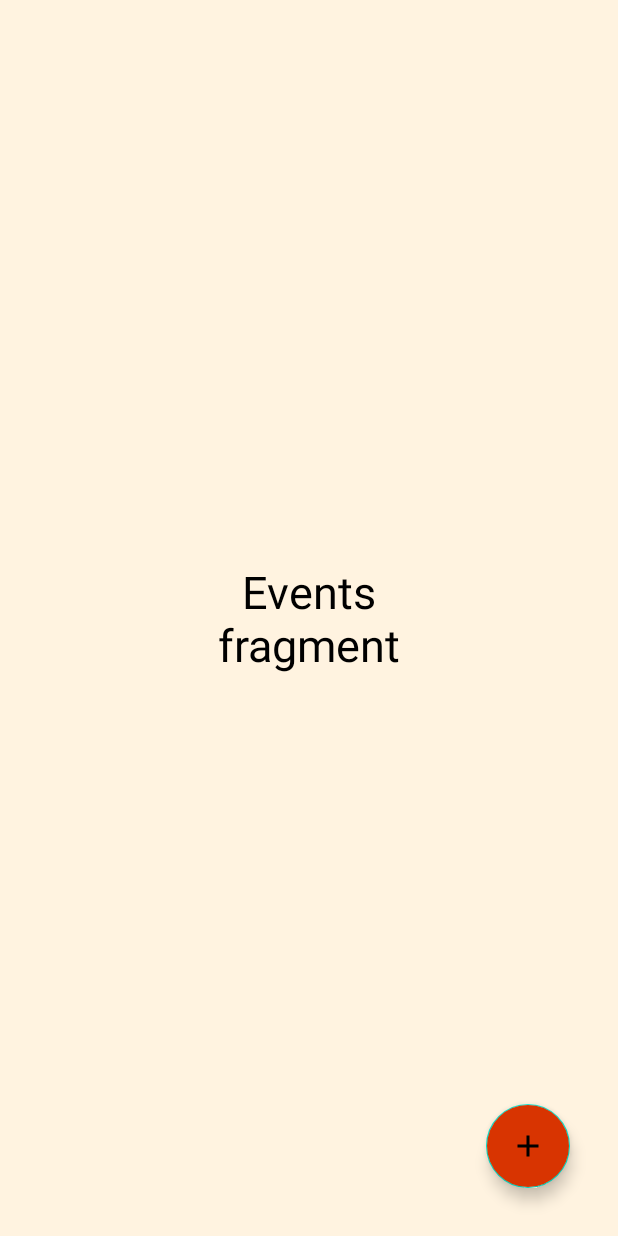
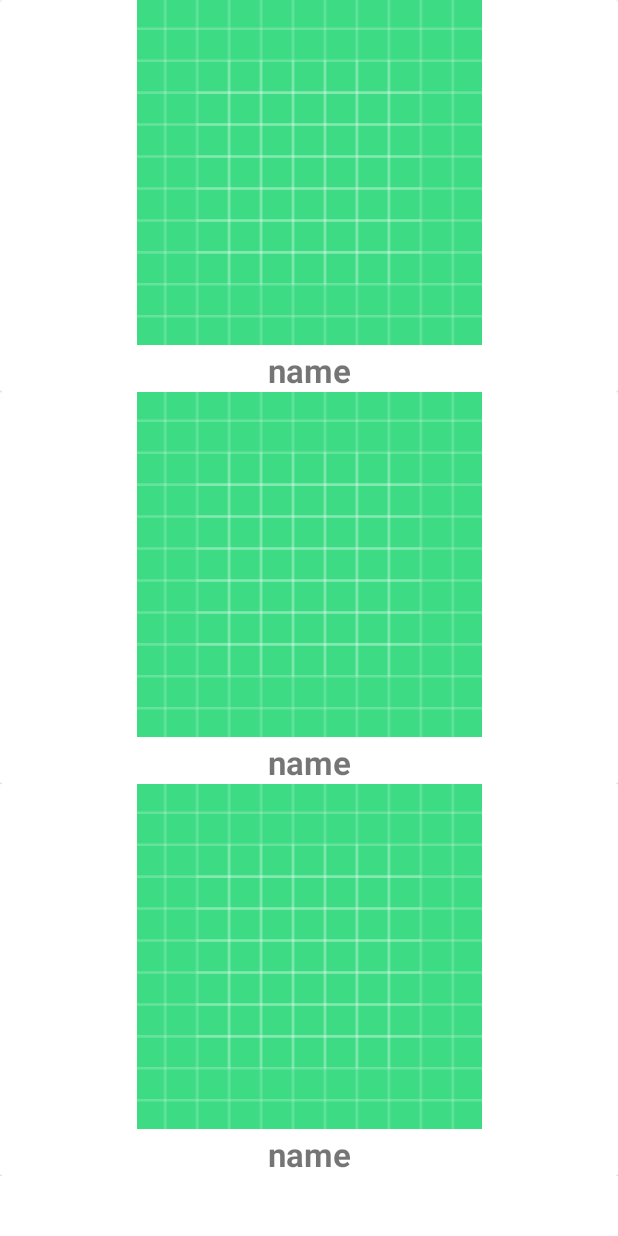
Before and after one commit to kanha-jii/Socialmedia, an Android app: the layout events_fragment.xml on its own in the app's theme, with its tools: preview values and no code run, on a phone screen of 412 x 824 dp. Run offline under Robolectric (Android 15) with nearby library versions, the phone set to English and light mode, and no system bars.

Commit message:
storage error

```diff
--- a/app/src/main/java/com/example/socialmedia/EventsFragment.kt
+++ b/app/src/main/java/com/example/socialmedia/EventsFragment.kt
@@ -5,6 +5,8 @@ import android.view.LayoutInflater
 import android.view.View
 import android.view.ViewGroup
 import androidx.fragment.app.Fragment
+import androidx.recyclerview.widget.LinearLayoutManager
+import androidx.recyclerview.widget.RecyclerView
 
 class EventsFragment : Fragment() {
     override fun onCreateView(
@@ -12,6 +14,14 @@ class EventsFragment : Fragment() {
         container: ViewGroup?,
         savedInstanceState: Bundle?
     ): View? {
-        return inflater.inflate(R.layout.events_fragment,container,false)
+
+        val view = inflater.inflate(R.layout.events_fragment,container,false)
+        val recycleView = view.findViewById<RecyclerView>(R.id.recycler)
+        recycleView.layoutManager = LinearLayoutManager()
+
+
+
+        return view
     }
+
 }
--- a/app/src/main/res/layout/activity_login.xml
+++ b/app/src/main/res/layout/activity_login.xml
@@ -28,6 +28,7 @@
         android:drawableStart="@drawable/custom_email_input"
         android:drawablePadding="10dp"
         android:paddingStart="10dp"
+        android:textColor="@color/white"
         android:background="@drawable/custom_input"
         android:textColorHint="@color/grey"
         />
@@ -38,6 +39,7 @@
         android:layout_width="match_parent"
         android:layout_height="60dp"
         android:hint="user password"
+        android:textColor="@color/white"
         android:inputType="textPassword"
         android:drawableStart="@drawable/custom_pass"
         android:drawablePadding="10dp"
--- a/app/src/main/res/layout/events_fragment.xml
+++ b/app/src/main/res/layout/events_fragment.xml
@@ -1,34 +1,13 @@
 <?xml version="1.0" encoding="utf-8"?>
-<androidx.constraintlayout.widget.ConstraintLayout xmlns:android="http://schemas.android.com/apk/res/android"
+<FrameLayout xmlns:android="http://schemas.android.com/apk/res/android"
+    xmlns:tools="http://schemas.android.com/tools"
     android:layout_width="match_parent"
     android:layout_height="match_parent"
-    xmlns:app="http://schemas.android.com/apk/res-auto"
-    xmlns:tools="http://schemas.android.com/tools"
-    android:background="#FFF3E0"
     tools:context=".EventsFragment"
-    >
-    <com.google.android.material.floatingactionbutton.FloatingActionButton
-        android:id="@+id/fab"
-        android:layout_width="wrap_content"
-        android:layout_height="wrap_content"
-        android:layout_margin="32dp"
-        android:backgroundTint="@color/orange"
-        android:contentDescription="home"
-        android:src="@drawable/add_icon"
-        app:layout_constraintBottom_toBottomOf="parent"
-        app:layout_constraintEnd_toEndOf="parent" />
+     >
 
-    <TextView
-        android:id="@+id/textView2"
-        android:layout_width="183dp"
-        android:layout_height="110dp"
-        android:gravity="center"
-        android:text="Events fragment"
-        android:textSize="30sp"
-        android:textColor="@color/black"
-        app:layout_constraintBottom_toBottomOf="parent"
-        app:layout_constraintEnd_toEndOf="parent"
-        app:layout_constraintStart_toStartOf="parent"
-        app:layout_constraintTop_toTopOf="parent" />
-
-</androidx.constraintlayout.widget.ConstraintLayout>
+    <androidx.recyclerview.widget.RecyclerView
+        android:layout_width="match_parent"
+        android:layout_height="match_parent"
+        tools:listitem="@layout/item"/>
+</FrameLayout>
--- /dev/null
+++ b/app/src/main/res/layout/item.xml
@@ -0,0 +1,32 @@
+<?xml version="1.0" encoding="utf-8"?>
+<RelativeLayout xmlns:android="http://schemas.android.com/apk/res/android"
+    android:layout_width="match_parent" android:layout_height="wrap_content">
+
+    <androidx.cardview.widget.CardView
+        android:layout_width="match_parent"
+        android:layout_height="wrap_content">
+        <LinearLayout
+            android:layout_width="match_parent"
+            android:layout_height="wrap_content"
+            android:orientation="vertical"
+            android:id="@+id/layout_id">
+
+            <ImageView
+                android:layout_width="match_parent"
+                android:layout_height="230dp"
+                android:id="@+id/itemImg"
+                android:src="@drawable/ic_launcher_background"/>
+
+            <TextView
+                android:layout_width="match_parent"
+                android:layout_height="wrap_content"
+                android:id="@+id/itemName"
+                android:text="name"
+                android:gravity="center"
+                android:layout_marginTop="2dp"
+                android:textStyle="bold"
+                android:textSize="22dp"/>
+
+        </LinearLayout>
+    </androidx.cardview.widget.CardView>
+</RelativeLayout>
--- a/app/src/main/res/values-night/themes.xml
+++ b/app/src/main/res/values-night/themes.xml
@@ -1,6 +1,6 @@
 <resources xmlns:tools="http://schemas.android.com/tools">
     <!-- Base application theme. -->
-    <style name="Theme.SocialMedia" parent="Theme.MaterialComponents.DayNight.DarkActionBar">
+    <style name="Theme.SocialMedia" parent="Theme.MaterialComponents.Light.NoActionBar">
         <!-- Primary brand color. -->
         <item name="colorPrimary">@color/purple_200</item>
         <item name="colorPrimaryVariant">@color/purple_700</item>
```
